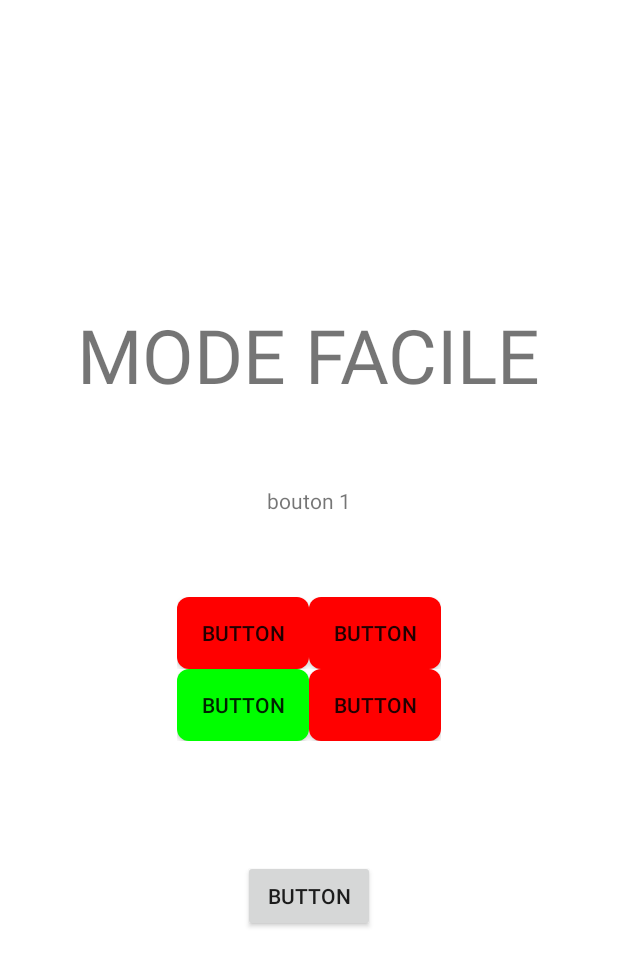
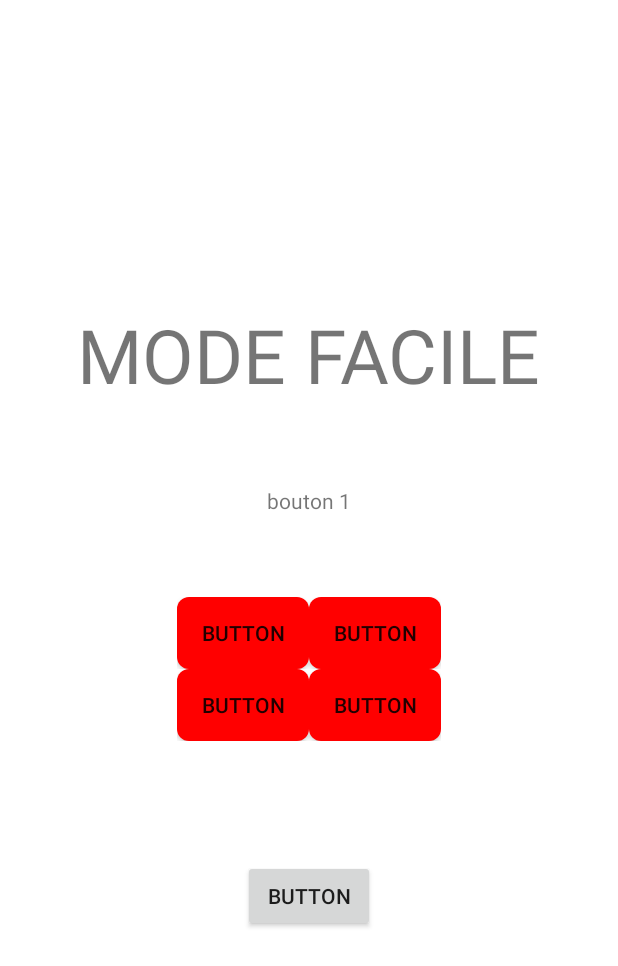
Before and after one commit to ta2ine/Simon, an Android app: the EasyModeFragment screen opened through its navigation route, after a tap on "BUTTON", on a phone screen of 412 x 824 dp. Shown: the top 966 px of the screen. Run offline under Robolectric (Android 15) with nearby library versions, the phone set to English and light mode, and no system bars; our stand-ins replace data binding; 1 statement that could not run was skipped.

Commit message:
game almost done

```diff
--- a/app/src/main/java/com/example/simon/fragments/EasyModeFragment.kt
+++ b/app/src/main/java/com/example/simon/fragments/EasyModeFragment.kt
@@ -12,8 +12,10 @@ import androidx.lifecycle.lifecycleScope
 import androidx.navigation.fragment.findNavController
 import com.example.simon.R
 import com.example.simon.databinding.FragmentEasyModeBinding
+import kotlinx.coroutines.Dispatchers
 import kotlinx.coroutines.delay
 import kotlinx.coroutines.launch
+import kotlinx.coroutines.withContext
 import kotlin.random.Random
 
 class EasyModeFragment : Fragment() {
@@ -68,11 +70,8 @@ class EasyModeFragment : Fragment() {
         }
 
         val sequenceGame = mutableListOf(getRandomBtn(btn1, btn2, btn3, btn4))
-        addRandomBtnTosequence(sequenceGame, btn1, btn2, btn3, btn4)
-        addRandomBtnTosequence(sequenceGame, btn1, btn2, btn3, btn4)
-        addRandomBtnTosequence(sequenceGame, btn1, btn2, btn3, btn4)
-
         lightOnOffBtn(sequenceGame)
+        startCheckingSequence(sequenceGame,sequenceClient,btn1, btn2, btn3, btn4)
     }
 
     private fun updateTestText(text: String) {
@@ -135,4 +134,48 @@ class EasyModeFragment : Fragment() {
         Log.d("SequenceClient", "${newButton.id} ajouté à la séquence : $sequenceText")
     }
 
+    private fun startCheckingSequence(sequenceGame: MutableList<Button>, sequenceClient: MutableList<Button>, btn1: Button, btn2: Button, btn3: Button, btn4: Button) {
+        lifecycleScope.launch {
+            while (true) {
+                delay(1000) // Vérifier la séquence chaque seconde (ajustez selon vos besoins)
+
+                withContext(Dispatchers.Main) {
+                    checkSequence(sequenceGame, sequenceClient, btn1, btn2, btn3, btn4)
+                }
+            }
+        }
+    }
+
+    private fun checkSequence(sequenceGame: MutableList<Button>, sequenceClient: MutableList<Button>, btn1: Button, btn2: Button, btn3: Button, btn4: Button) {
+        val minSize = if (sequenceGame.size < sequenceClient.size) sequenceGame.size else sequenceClient.size
+
+        for (i in 0 until minSize) {
+            val buttonGame = sequenceGame[i]
+            val buttonClient = sequenceClient[i]
+
+            if (buttonGame != buttonClient) {
+                // Les boutons ne correspondent pas, gérer l'erreur ici
+                showToast("Mauvaise séquence !")
+                // Réinitialiser les séquences
+                clearSequence(sequenceGame)
+                clearSequence(sequenceClient)
+                // Lancer une nouvelle séquence
+                addRandomBtnTosequence(sequenceGame, btn1, btn2, btn3, btn4)
+                lightOnOffBtn(sequenceGame)
+                return
+            }
+        }
+
+        // Les premières itérations correspondent, continuer à vérifier
+        if (sequenceGame.size == sequenceClient.size) {
+            // La séquence client correspond entièrement à la séquence du jeu
+            showToast("Bonne séquence !")
+            // Réinitialiser la séquence client
+            clearSequence(sequenceClient)
+            // Ajouter un nouveau bouton à la séquence du jeu
+            addRandomBtnTosequence(sequenceGame, btn1, btn2, btn3, btn4)
+            // Continuer le jeu
+            lightOnOffBtn(sequenceGame)
+        }
+    }
 }
```
